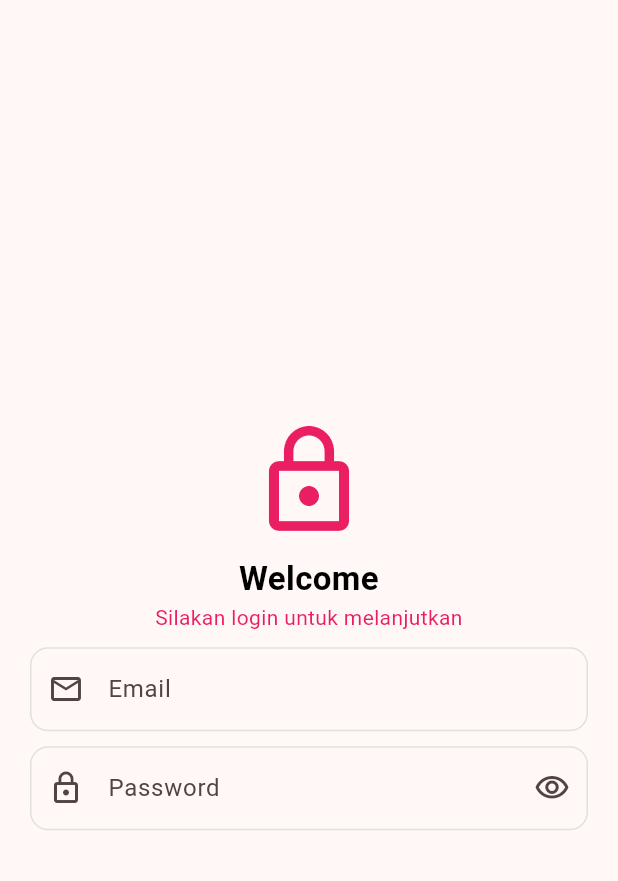
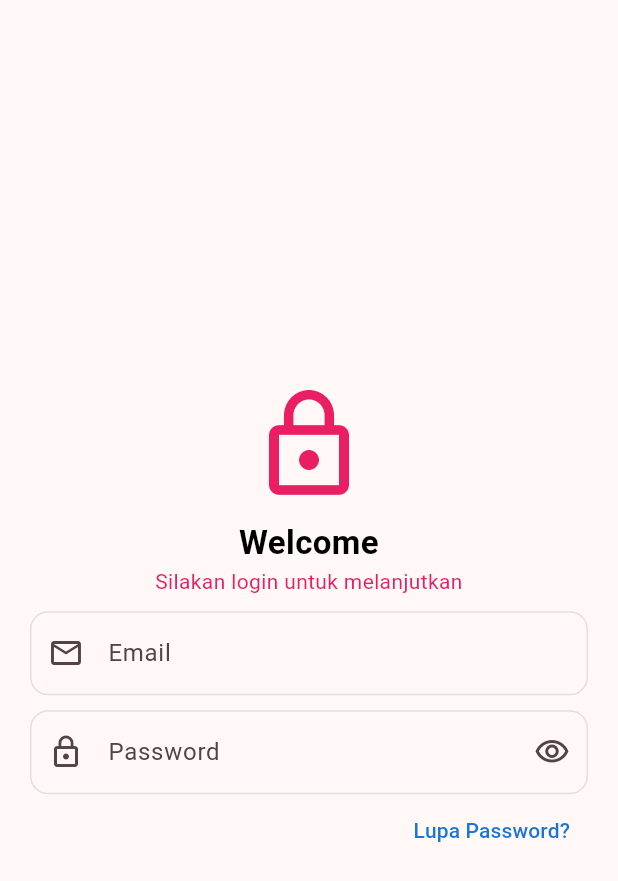
Before and after one commit to helenoktaa/KB1179-1123150205-uts, a Flutter app: the Login screen opened directly, on a phone screen of 412 x 824 dp. Shown: the top 881 px of the screen. Run offline on Flutter 3.47's test engine with Material 3 defaults, Android fonts, the light colour scheme and no system bars.

Commit message:
update login: add text lupa pass

```diff
--- a/lib/screen/login.dart
+++ b/lib/screen/login.dart
@@ -78,6 +78,16 @@ class Login extends StatelessWidget {
                   ),
                 ),
               ),
+              Align(
+                alignment: Alignment.centerRight,
+                child: TextButton(
+                  onPressed: () {},
+                  child: Text(
+                    'Lupa Password?',
+                    style: TextStyle(color: Colors.blue[700], fontSize: 14),
+                  ),
+                ),
+              ),
             ],
           ),
         ),
```
